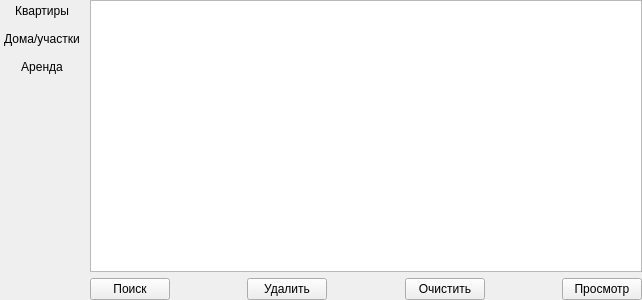
This is src/core/corewidget/findobjectswidget.ui in Arox/makler as Qt 5 draws it before an edit. The edited form follows.
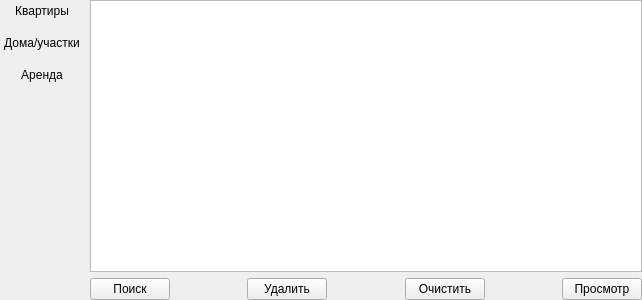
This is the edited form.

What changed in the file:
```diff
--- a/src/core/corewidget/findobjectswidget.ui
+++ b/src/core/corewidget/findobjectswidget.ui
@@ -28,6 +28,9 @@
    </property>
    <item>
     <layout class="QVBoxLayout" name="verticalLayout">
+     <property name="spacing">
+      <number>10</number>
+     </property>
      <item>
       <widget class="QPushButton" name="mpApartment">
        <property name="text">
```
